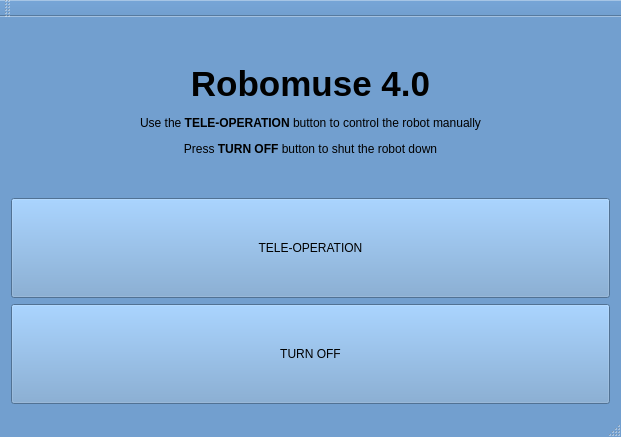
Qt form src/robomuse-ros-master/robomuse_drivers/scripts/robomuse_uti.ui (gnitish18/Robomuse-4) before a commit.
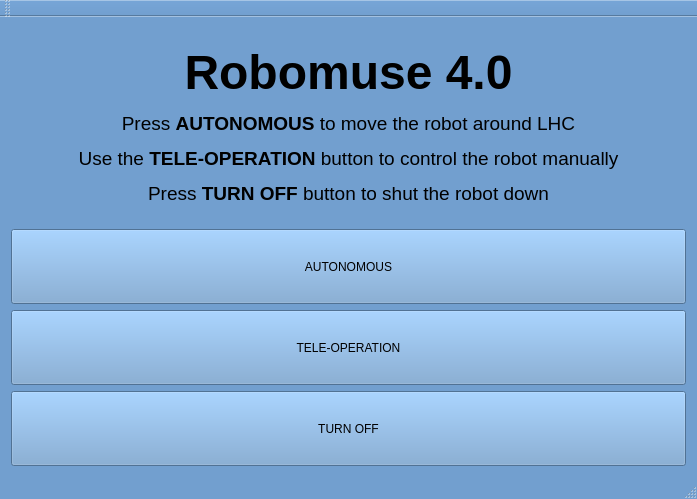
The same form after that commit.

```diff
--- a/src/robomuse-ros-master/robomuse_drivers/scripts/robomuse_uti.ui
+++ b/src/robomuse-ros-master/robomuse_drivers/scripts/robomuse_uti.ui
@@ -6,8 +6,8 @@
    <rect>
     <x>0</x>
     <y>0</y>
-    <width>621</width>
-    <height>437</height>
+    <width>697</width>
+    <height>499</height>
    </rect>
   </property>
   <property name="maximumSize">
@@ -439,7 +439,7 @@
     <item>
      <widget class="QLabel" name="label_2">
       <property name="text">
-       <string>&lt;html&gt;&lt;head/&gt;&lt;body&gt;&lt;p align=&quot;center&quot;&gt;&lt;span style=&quot; font-size:26pt; font-weight:600;&quot;&gt;Robomuse 4.0&lt;/span&gt;&lt;/p&gt;&lt;p align=&quot;center&quot;&gt;Use the &lt;span style=&quot; font-weight:600;&quot;&gt;TELE-OPERATION&lt;/span&gt; button to control the robot manually&lt;/p&gt;&lt;p align=&quot;center&quot;&gt;Press &lt;span style=&quot; font-weight:600;&quot;&gt;TURN OFF&lt;/span&gt; button to shut the robot down&lt;/p&gt;&lt;/body&gt;&lt;/html&gt;</string>
+       <string>&lt;html&gt;&lt;head/&gt;&lt;body&gt;&lt;p align=&quot;center&quot;&gt;&lt;span style=&quot; font-size:36pt; font-weight:600;&quot;&gt;Robomuse 4.0&lt;/span&gt;&lt;/p&gt;&lt;p align=&quot;center&quot;&gt;&lt;span style=&quot; font-size:14pt;&quot;&gt;Press &lt;/span&gt;&lt;span style=&quot; font-size:14pt; font-weight:600;&quot;&gt;AUTONOMOUS&lt;/span&gt;&lt;span style=&quot; font-size:14pt;&quot;&gt; to move the robot around LHC&lt;/span&gt;&lt;/p&gt;&lt;p align=&quot;center&quot;&gt;&lt;span style=&quot; font-size:14pt;&quot;&gt;Use the &lt;/span&gt;&lt;span style=&quot; font-size:14pt; font-weight:600;&quot;&gt;TELE-OPERATION&lt;/span&gt;&lt;span style=&quot; font-size:14pt;&quot;&gt; button to control the robot manually&lt;/span&gt;&lt;/p&gt;&lt;p align=&quot;center&quot;&gt;&lt;span style=&quot; font-size:14pt;&quot;&gt;Press &lt;/span&gt;&lt;span style=&quot; font-size:14pt; font-weight:600;&quot;&gt;TURN OFF&lt;/span&gt;&lt;span style=&quot; font-size:14pt;&quot;&gt; button to shut the robot down&lt;/span&gt;&lt;/p&gt;&lt;/body&gt;&lt;/html&gt;</string>
       </property>
      </widget>
     </item>
@@ -448,7 +448,20 @@
       <property name="minimumSize">
        <size>
         <width>0</width>
-        <height>100</height>
+        <height>75</height>
+       </size>
+      </property>
+      <property name="text">
+       <string>AUTONOMOUS</string>
+      </property>
+     </widget>
+    </item>
+    <item>
+     <widget class="QPushButton" name="tel">
+      <property name="minimumSize">
+       <size>
+        <width>0</width>
+        <height>75</height>
        </size>
       </property>
       <property name="text">
@@ -461,7 +474,7 @@
       <property name="minimumSize">
        <size>
         <width>0</width>
-        <height>100</height>
+        <height>75</height>
        </size>
       </property>
       <property name="text">
```
Left out of the diff: 6 changed lines with no effect on the pictures.
